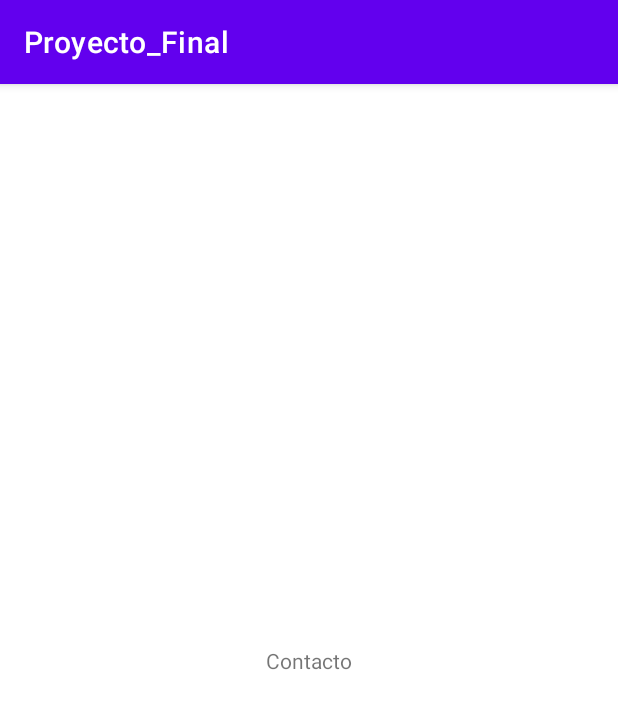
After one commit to Andrey-Moises/Proyecto_Final, an Android app: the Contacto screen opened directly, with no data from a screen before it, on a phone screen of 412 x 824 dp. The commit adds this screen. Shown: the top 709 px of the screen. Run offline under Robolectric (Android 15) with nearby library versions, the phone set to English and light mode, and no system bars.

Commit message:
Actividades y conexion hechas

```diff
--- /dev/null
+++ b/app/src/main/java/com/example/proyecto_final/Contacto.java
@@ -0,0 +1,18 @@
+package com.example.proyecto_final;
+
+import androidx.appcompat.app.AppCompatActivity;
+
+import android.content.Intent;
+import android.os.Bundle;
+
+public class Contacto extends AppCompatActivity {
+
+    @Override
+    protected void onCreate(Bundle savedInstanceState) {
+        super.onCreate(savedInstanceState);
+        setContentView(R.layout.activity_contacto);
+
+        Intent GO = getIntent();
+
+    }
+}
--- /dev/null
+++ b/app/src/main/res/layout/activity_contacto.xml
@@ -0,0 +1,19 @@
+<?xml version="1.0" encoding="utf-8"?>
+<androidx.constraintlayout.widget.ConstraintLayout xmlns:android="http://schemas.android.com/apk/res/android"
+    xmlns:app="http://schemas.android.com/apk/res-auto"
+    xmlns:tools="http://schemas.android.com/tools"
+    android:layout_width="match_parent"
+    android:layout_height="match_parent"
+    tools:context=".Contacto">
+
+    <TextView
+        android:layout_width="wrap_content"
+        android:layout_height="wrap_content"
+        android:text="Contacto"
+        app:layout_constraintBottom_toBottomOf="parent"
+        app:layout_constraintEnd_toEndOf="parent"
+        app:layout_constraintHorizontal_bias="0.5"
+        app:layout_constraintStart_toStartOf="parent"
+        app:layout_constraintTop_toTopOf="parent" />
+
+</androidx.constraintlayout.widget.ConstraintLayout>
--- a/app/src/main/res/layout/activity_main.xml
+++ b/app/src/main/res/layout/activity_main.xml
@@ -169,7 +169,7 @@
         app:layout_constraintTop_toBottomOf="@id/findus"
         android:layout_marginTop="20dp"
 
-        android:text="Citas"
+        android:text="Agendar"
         android:fontFamily="@font/font"
         android:textStyle="bold"
         android:textSize="35dp"
```
Also changed, not shown: app/src/main/AndroidManifest.xml (+18 -0 lines), app/src/main/java/com/example/proyecto_final/Agendar.java (added, +18 -0 lines), app/src/main/java/com/example/proyecto_final/Encuentranos.java (added, +18 -0 lines), app/src/main/java/com/example/proyecto_final/MainActivity.java (+63 -1 lines), app/src/main/java/com/example/proyecto_final/Menu.java (added, +18 -0 lines), app/src/main/java/com/example/proyecto_final/Nosotros.java (added, +18 -0 lines), app/src/main/java/com/example/proyecto_final/Video.java (added, +18 -0 lines), app/src/main/res/layout/activity_agendar.xml (added, +19 -0 lines), app/src/main/res/layout/activity_encuentranos.xml (added, +19 -0 lines), app/src/main/res/layout/activity_menu.xml (added, +19 -0 lines), app/src/main/res/layout/activity_nosotros.xml (added, +19 -0 lines), app/src/main/res/layout/activity_video.xml (added, +19 -0 lines).
